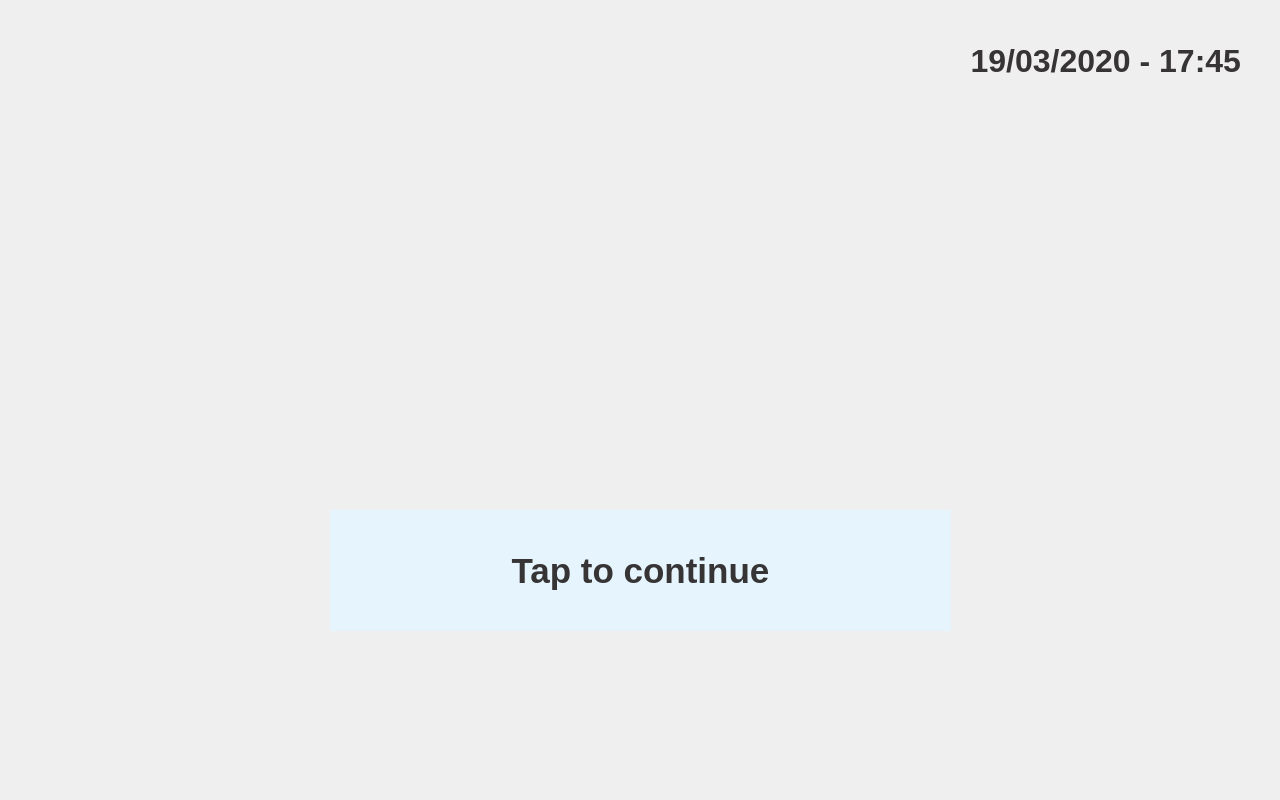
Before: the Qt Designer form rpi_base_infinity/first_dialog/first_dialog.ui in MarianoDel/pyqt5, drawn with Qt 5.
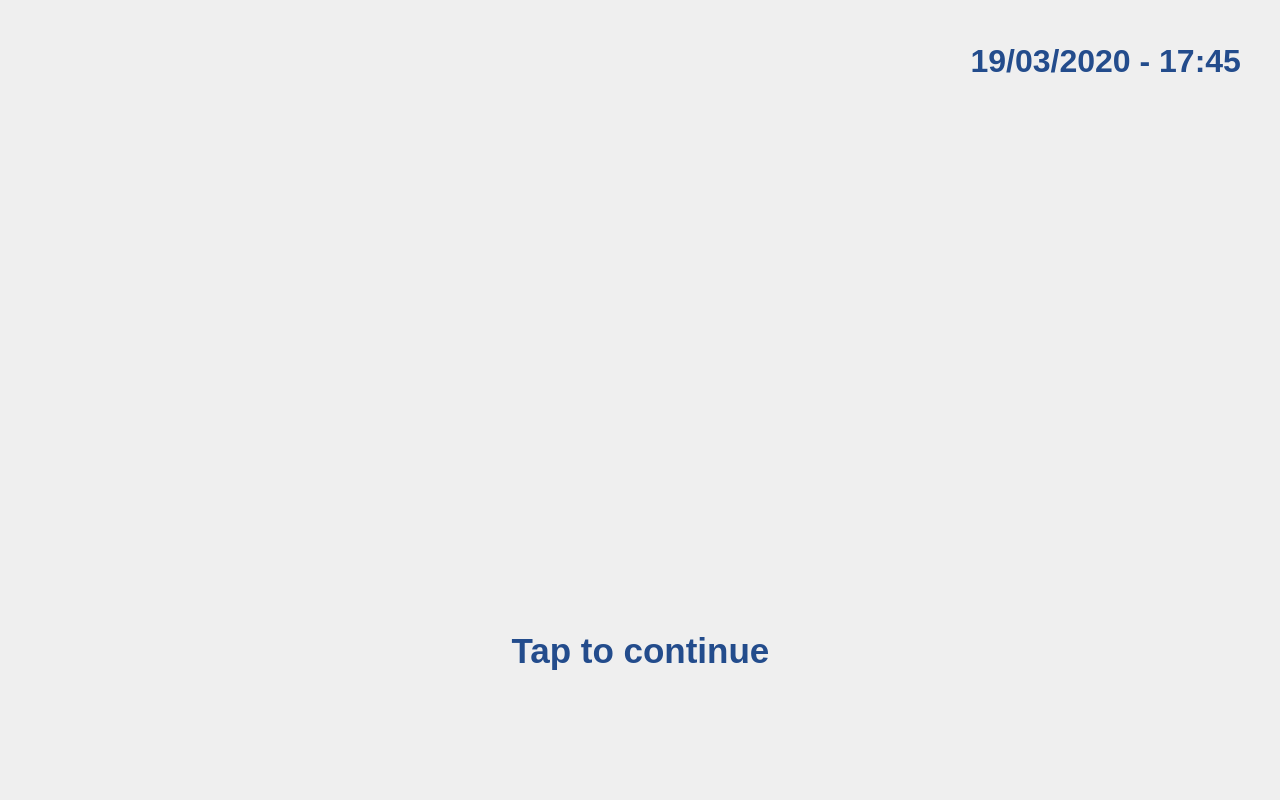
After: the same form once the commit is applied. Icons and pictures are not drawn.

```diff
--- a/rpi_base_infinity/first_dialog/first_dialog.ui
+++ b/rpi_base_infinity/first_dialog/first_dialog.ui
@@ -20,7 +20,7 @@
    <property name="geometry">
     <rect>
      <x>330</x>
-     <y>510</y>
+     <y>590</y>
      <width>621</width>
      <height>121</height>
     </rect>
@@ -34,9 +34,9 @@
     </font>
    </property>
    <property name="styleSheet">
-    <string notr="true">background-color: rgb(230, 245, 253);
-border: 0px;
-color: rgb(55, 52, 53);</string>
+    <string notr="true">border: 0px;
+/*color: rgb(102, 129, 171);*/
+color: rgb(35, 76, 140);</string>
    </property>
    <property name="text">
     <string>Tap to continue</string>
@@ -60,7 +60,9 @@
     </font>
    </property>
    <property name="styleSheet">
-    <string notr="true">color: rgb(55, 52, 53);</string>
+    <string notr="true">/*color: rgb(55, 52, 53);*/
+/*color: rgb(102, 129, 171);*/
+color: rgb(35, 76, 140);</string>
    </property>
    <property name="text">
     <string>19/03/2020 - 17:45</string>
```
Left out of the diff: 7 changed lines with no effect on the pictures.
